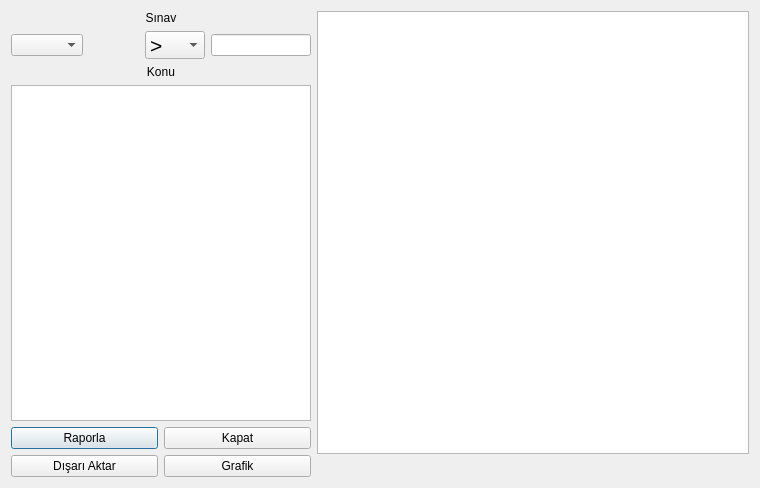
Before: the Qt Designer form raporla.ui in ekcdr/bahcesehirbitirme, drawn with Qt 5.
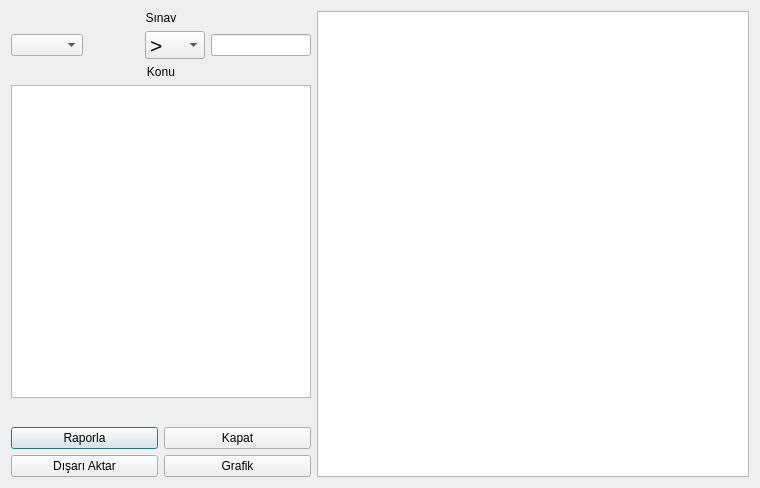
After: the same form once the commit is applied.

Patch:
```diff
--- a/raporla.ui
+++ b/raporla.ui
@@ -176,6 +176,35 @@
        </property>
       </widget>
      </item>
+     <item>
+      <widget class="QLabel" name="lblOgrenciSayi">
+       <property name="sizePolicy">
+        <sizepolicy hsizetype="Preferred" vsizetype="Maximum">
+         <horstretch>0</horstretch>
+         <verstretch>0</verstretch>
+        </sizepolicy>
+       </property>
+       <property name="minimumSize">
+        <size>
+         <width>175</width>
+         <height>0</height>
+        </size>
+       </property>
+       <property name="font">
+        <font>
+         <pointsize>11</pointsize>
+         <weight>75</weight>
+         <bold>true</bold>
+        </font>
+       </property>
+       <property name="text">
+        <string/>
+       </property>
+       <property name="alignment">
+        <set>Qt::AlignLeading|Qt::AlignLeft|Qt::AlignTop</set>
+       </property>
+      </widget>
+     </item>
      <item>
       <layout class="QGridLayout" name="gridLayout">
        <item row="0" column="0">
@@ -216,38 +245,9 @@
      </item>
     </layout>
    </item>
-   <item row="0" column="1">
+   <item row="0" column="1" rowspan="2">
     <widget class="QTableWidget" name="tableWidget"/>
    </item>
-   <item row="1" column="1">
-    <widget class="QLabel" name="lblOgrenciSayi">
-     <property name="sizePolicy">
-      <sizepolicy hsizetype="Preferred" vsizetype="Maximum">
-       <horstretch>0</horstretch>
-       <verstretch>0</verstretch>
-      </sizepolicy>
-     </property>
-     <property name="minimumSize">
-      <size>
-       <width>175</width>
-       <height>0</height>
-      </size>
-     </property>
-     <property name="font">
-      <font>
-       <pointsize>11</pointsize>
-       <weight>75</weight>
-       <bold>true</bold>
-      </font>
-     </property>
-     <property name="text">
-      <string/>
-     </property>
-     <property name="alignment">
-      <set>Qt::AlignLeading|Qt::AlignLeft|Qt::AlignTop</set>
-     </property>
-    </widget>
-   </item>
   </layout>
  </widget>
  <resources/>
```
